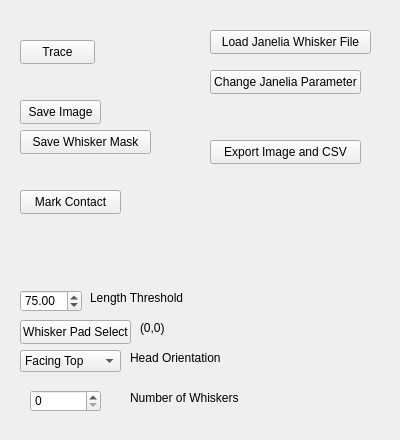
Before: the Qt Designer form src/WhiskerToolbox/Whisker_Widget/Whisker_Widget.ui in paulmthompson/WhiskerToolbox, drawn with Qt 5.
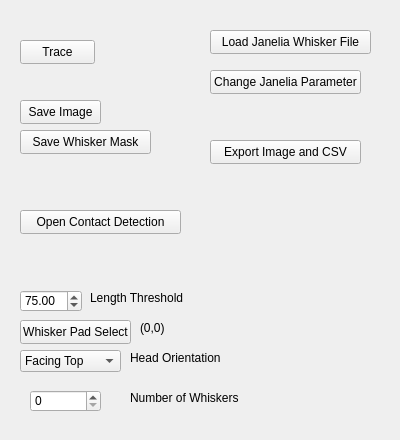
After: the same form once the commit is applied.

Commit message: can open contact detection interface

Diff of the .ui file:
```diff
--- a/src/WhiskerToolbox/Whisker_Widget/Whisker_Widget.ui
+++ b/src/WhiskerToolbox/Whisker_Widget/Whisker_Widget.ui
@@ -56,13 +56,13 @@
    <property name="geometry">
     <rect>
      <x>20</x>
-     <y>190</y>
-     <width>101</width>
+     <y>210</y>
+     <width>161</width>
      <height>24</height>
     </rect>
    </property>
    <property name="text">
-    <string>Mark Contact</string>
+    <string>Open Contact Detection</string>
    </property>
   </widget>
   <widget class="QPushButton" name="load_janelia_button">
```
The commit also changes 2 other files.
